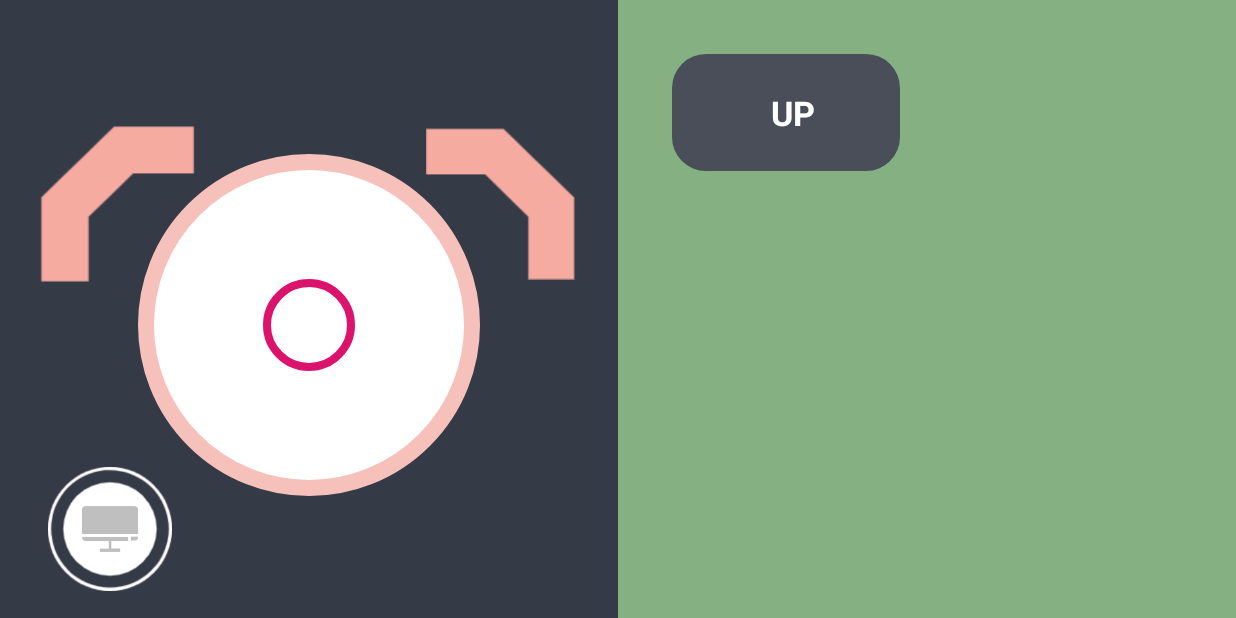
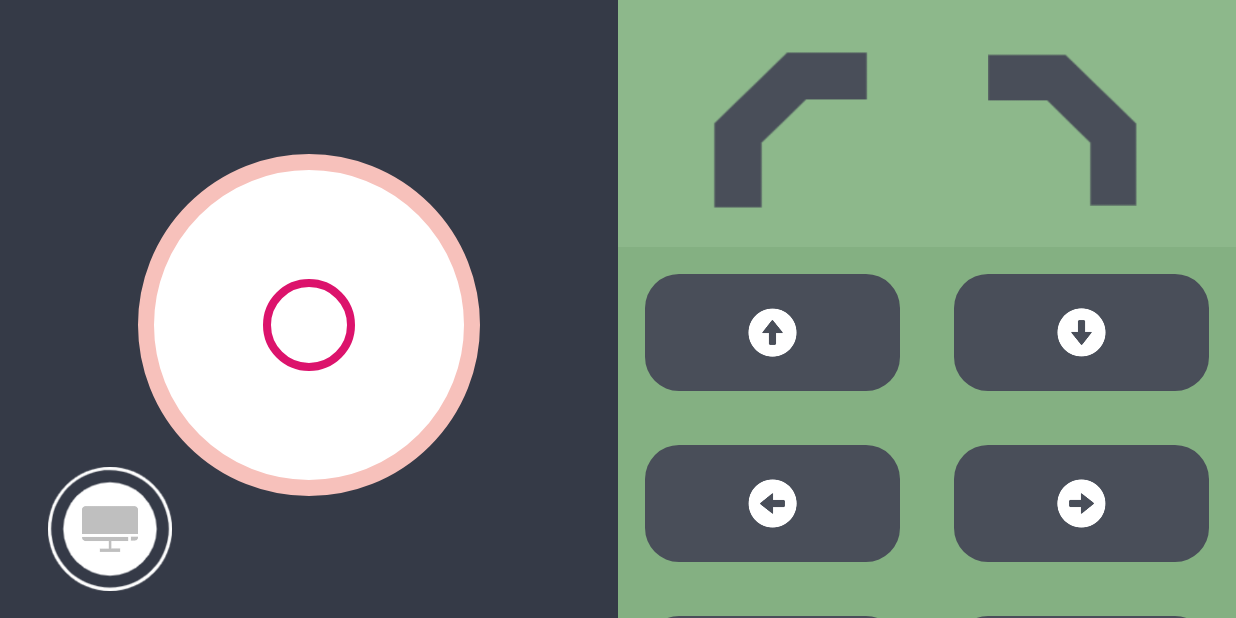
Before and after one commit to 452kinton/PCRemote, an Android app: the screen it shows after launch (MainActivity), on a phone screen of 824 x 412 dp (held sideways). Run offline under Robolectric (Android 15) with nearby library versions, the phone set to English and light mode, and no system bars; our stand-ins replace RxJava.

Commit message:
update MainActivity

```diff
--- a/client/PCRemote/app/src/main/java/com/kinton/pcremote/ButtonAdapater.java
+++ b/client/PCRemote/app/src/main/java/com/kinton/pcremote/ButtonAdapater.java
@@ -4,6 +4,7 @@ import android.content.Context;
 import android.support.annotation.NonNull;
 import android.support.v4.content.ContextCompat;
 import android.support.v7.widget.RecyclerView;
+import android.util.Log;
 import android.view.LayoutInflater;
 import android.view.View;
 import android.view.ViewGroup;
@@ -35,6 +36,7 @@ public class ButtonAdapater extends RecyclerView.Adapter<ButtonAdapater.ButtonHo
         ButtonInfo buttonInfo = buttonInfos.get(i);
         viewHolder.tvContent.setText("");
         viewHolder.ivIcon.setImageBitmap(null);
+        Log.i("type",buttonInfo.getType()+"");
         if(buttonInfo.getType() == ButtonInfo.TYPE_TEXT){
             viewHolder.tvContent.setText(buttonInfo.getContent());
         }else{
--- a/client/PCRemote/app/src/main/java/com/kinton/pcremote/ButtonInfo.java
+++ b/client/PCRemote/app/src/main/java/com/kinton/pcremote/ButtonInfo.java
@@ -28,7 +28,7 @@ public class ButtonInfo {
     private String content;
     private int type;
     private int res_id;
-    public final static int TYPE_IMG = 0;
+    public final static int TYPE_IMG = 1;
     public final static int TYPE_TEXT = 0;
 
 
--- a/client/PCRemote/app/src/main/java/com/kinton/pcremote/MainActivity.java
+++ b/client/PCRemote/app/src/main/java/com/kinton/pcremote/MainActivity.java
@@ -153,11 +153,36 @@ public class MainActivity extends AppCompatActivity implements View.OnTouchListe
     private void iniList() {
         infos = new ArrayList<>();
 
-        ButtonInfo buttonInfo = new ButtonInfo();
-        buttonInfo.setType(ButtonInfo.TYPE_TEXT);
-        buttonInfo.setContent("UP");
+        ButtonInfo buttonInfo1 = new ButtonInfo();
+        buttonInfo1.setType(ButtonInfo.TYPE_IMG);
+        buttonInfo1.setRes_id(R.mipmap.up_white);
 
-        infos.add(buttonInfo);
+        ButtonInfo buttonInfo2 = new ButtonInfo();
+        buttonInfo2.setType(ButtonInfo.TYPE_IMG);
+        buttonInfo2.setRes_id(R.mipmap.down_white);
+
+        ButtonInfo buttonInfo3 = new ButtonInfo();
+        buttonInfo3.setType(ButtonInfo.TYPE_IMG);
+        buttonInfo3.setRes_id(R.mipmap.left_white);
+
+        ButtonInfo buttonInfo4 = new ButtonInfo();
+        buttonInfo4.setType(ButtonInfo.TYPE_IMG);
+        buttonInfo4.setRes_id(R.mipmap.right_white);
+
+        ButtonInfo buttonInfo5 = new ButtonInfo();
+        buttonInfo5.setType(ButtonInfo.TYPE_TEXT);
+
+        buttonInfo5.setContent("ESC");
+        ButtonInfo buttonInfo6 = new ButtonInfo();
+        buttonInfo6.setType(ButtonInfo.TYPE_TEXT);
+        buttonInfo6.setContent("SPACE");
+
+        infos.add(buttonInfo1);
+        infos.add(buttonInfo2);
+        infos.add(buttonInfo3);
+        infos.add(buttonInfo4);
+        infos.add(buttonInfo5);
+        infos.add(buttonInfo6);
 
         adapater = new ButtonAdapater(this, infos, this);
 
@@ -253,8 +278,20 @@ public class MainActivity extends AppCompatActivity implements View.OnTouchListe
                 v.setScaleY(0.8f);
                 if (v.getId() == R.id.iv_left) {
                     ivLeft.setImageResource(R.mipmap.left_corner_press);
+                    if (isConnected) {
+                        NetworkUtils.getInstance().getWebApiService().sendMouseBtnTouchEvent(ClickEvent.left, 1)
+                                .subscribeOn(Schedulers.io())
+                                .observeOn(AndroidSchedulers.mainThread())
+                                .subscribe();
+                    }
                 } else if (v.getId() == R.id.iv_right) {
                     ivRight.setImageResource(R.mipmap.right_corner_press);
+                    if (isConnected) {
+                        NetworkUtils.getInstance().getWebApiService().sendMouseBtnTouchEvent(ClickEvent.RIGHT, 1)
+                                .subscribeOn(Schedulers.io())
+                                .observeOn(AndroidSchedulers.mainThread())
+                                .subscribe();
+                    }
                 }
 
                 break;
@@ -263,16 +300,16 @@ public class MainActivity extends AppCompatActivity implements View.OnTouchListe
                 v.setScaleY(1f);
                 if (v.getId() == R.id.iv_left) {
                     ivLeft.setImageResource(R.mipmap.left_corner);
-                    if(isConnected){
-                        NetworkUtils.getInstance().getWebApiService().sendClickEvent(ClickEvent.left)
+                    if (isConnected) {
+                        NetworkUtils.getInstance().getWebApiService().sendMouseBtnTouchEvent(ClickEvent.left, 0)
                                 .subscribeOn(Schedulers.io())
                                 .observeOn(AndroidSchedulers.mainThread())
                                 .subscribe();
                     }
                 } else if (v.getId() == R.id.iv_right) {
                     ivRight.setImageResource(R.mipmap.right_corner);
-                    if(isConnected){
-                        NetworkUtils.getInstance().getWebApiService().sendClickEvent(ClickEvent.RIGHT)
+                    if (isConnected) {
+                        NetworkUtils.getInstance().getWebApiService().sendMouseBtnTouchEvent(ClickEvent.RIGHT, 0)
                                 .subscribeOn(Schedulers.io())
                                 .observeOn(AndroidSchedulers.mainThread())
                                 .subscribe();
@@ -297,7 +334,12 @@ public class MainActivity extends AppCompatActivity implements View.OnTouchListe
 
     @Override
     public void onItemClick(int position) {
-        Toast.makeText(this, "" + infos.get(position).getContent(), Toast.LENGTH_SHORT).show();
+        if (isConnected) {
+            NetworkUtils.getInstance().getWebApiService().sendKeyClick(position)
+                    .subscribeOn(Schedulers.io())
+                    .observeOn(AndroidSchedulers.mainThread())
+                    .subscribe();
+        }
     }
 
     @Override
@@ -339,11 +381,11 @@ public class MainActivity extends AppCompatActivity implements View.OnTouchListe
     @Override
     public void onUp() {
         isHandle = false;
-        if(isConnected){
-        NetworkUtils.getInstance().getWebApiService().sendUpEvent()
-                .subscribeOn(Schedulers.io())
-                .observeOn(AndroidSchedulers.mainThread())
-                .subscribe();
+        if (isConnected) {
+            NetworkUtils.getInstance().getWebApiService().sendUpEvent()
+                    .subscribeOn(Schedulers.io())
+                    .observeOn(AndroidSchedulers.mainThread())
+                    .subscribe();
         }
     }
 
--- a/client/PCRemote/app/src/main/java/com/kinton/pcremote/WebApiService.java
+++ b/client/PCRemote/app/src/main/java/com/kinton/pcremote/WebApiService.java
@@ -16,8 +16,12 @@ public interface WebApiService {
     Observable<CallBack> sendMoveEvent(@Field("angle")double angle,@Field("radio")double radio);
 
     @FormUrlEncoded
-    @POST("mouse_click")
-    Observable<CallBack> sendClickEvent(@Field("type")int type);
+    @POST("key_click")
+    Observable<CallBack> sendKeyClick(@Field("id")int id);
+
+    @FormUrlEncoded
+    @POST("mouse_btn_touch")
+    Observable<CallBack> sendMouseBtnTouchEvent(@Field("type")int type,@Field("state") int state);
 
     @POST("mouse_down")
     Observable<CallBack> sendDownEvent();
--- a/client/PCRemote/app/src/main/res/layout/content_main.xml
+++ b/client/PCRemote/app/src/main/res/layout/content_main.xml
@@ -14,38 +14,11 @@
         android:layout_width="0dp"
         android:layout_height="match_parent"
         android:background="#353A47"
-        app:layout_constraintEnd_toStartOf="@+id/recyclerView"
+        app:layout_constraintEnd_toStartOf="@+id/constraintLayout2"
         app:layout_constraintHorizontal_bias="0.0"
         app:layout_constraintHorizontal_weight="1"
         app:layout_constraintStart_toStartOf="parent"
         tools:layout_editor_absoluteY="0dp">
-
-
-
-
-        <ImageView
-            android:id="@+id/iv_left"
-            android:layout_width="120dp"
-            android:layout_height="120dp"
-            android:layout_marginEnd="152dp"
-            android:padding="12dp"
-            android:src="@mipmap/left_corner"
-            app:layout_constraintBottom_toBottomOf="@+id/joyStickView"
-            app:layout_constraintEnd_toEndOf="@+id/joyStickView"
-            app:layout_constraintTop_toTopOf="parent"
-            app:layout_constraintVertical_bias="0.348"></ImageView>
-
-        <ImageView
-            android:id="@+id/iv_right"
-            android:layout_width="120dp"
-            android:layout_height="120dp"
-            android:layout_marginStart="152dp"
-            android:padding="16dp"
-            android:src="@mipmap/right_corner"
-            app:layout_constraintBottom_toBottomOf="@+id/iv_left"
-            app:layout_constraintStart_toStartOf="@+id/joyStickView"
-            app:layout_constraintTop_toTopOf="@+id/iv_left"
-            app:layout_constraintVertical_bias="0.0"></ImageView>
 
         <ImageView
             android:id="@+id/iv_screen"
@@ -68,18 +41,79 @@
             app:layout_constraintTop_toTopOf="parent"
             app:layout_constraintVertical_bias="0.559"></com.kinton.pcremote.widget.JoyStickView>
     </android.support.constraint.ConstraintLayout>
-
-    <android.support.v7.widget.RecyclerView
-        android:id="@+id/recyclerView"
+    <android.support.constraint.ConstraintLayout
+        android:id="@+id/constraintLayout2"
+        android:background="#8DB88B"
         android:layout_width="0dp"
-        android:padding="16dp"
-        android:background="#84B082"
         app:layout_constraintHorizontal_weight="1"
         android:layout_height="match_parent"
         android:layout_marginStart="0dp"
         app:layout_constraintBottom_toBottomOf="parent"
         app:layout_constraintEnd_toEndOf="parent"
         app:layout_constraintStart_toEndOf="@+id/constraintLayout"
-        app:layout_constraintTop_toTopOf="parent"></android.support.v7.widget.RecyclerView>
+        app:layout_constraintTop_toTopOf="parent">
+
+        <ImageView
+            android:id="@+id/imageView2"
+            android:layout_width="40dp"
+            android:layout_height="40dp"
+            android:src="@mipmap/up"
+            android:visibility="gone"
+            app:layout_constraintBottom_toTopOf="@+id/imageView3"
+            app:layout_constraintEnd_toStartOf="@+id/iv_right"
+            app:layout_constraintHorizontal_bias="1.0"
+            app:layout_constraintStart_toEndOf="@+id/iv_left"
+            app:layout_constraintTop_toTopOf="@+id/iv_left"></ImageView>
+
+        <ImageView
+            android:id="@+id/imageView3"
+            android:layout_width="40dp"
+            android:layout_height="40dp"
+            android:src="@mipmap/down"
+            android:visibility="gone"
+            app:layout_constraintBottom_toBottomOf="@+id/iv_left"
+            app:layout_constraintEnd_toStartOf="@+id/iv_right"
+            app:layout_constraintStart_toEndOf="@+id/iv_left"
+            app:layout_constraintTop_toBottomOf="@+id/imageView2"></ImageView>
+
+        <ImageView
+            android:id="@+id/iv_left"
+            android:layout_width="120dp"
+            android:layout_height="120dp"
+            android:layout_marginTop="16dp"
+            android:padding="12dp"
+            android:src="@mipmap/left_corner"
+            app:layout_constraintBottom_toTopOf="@+id/recyclerView"
+            app:layout_constraintEnd_toStartOf="@+id/iv_right"
+            app:layout_constraintStart_toStartOf="parent"
+            app:layout_constraintTop_toTopOf="parent"></ImageView>
+
+        <ImageView
+            android:id="@+id/iv_right"
+            android:layout_width="120dp"
+            android:layout_height="120dp"
+            android:padding="16dp"
+            android:src="@mipmap/right_corner"
+            app:layout_constraintBottom_toBottomOf="@+id/iv_left"
+            app:layout_constraintEnd_toEndOf="parent"
+            app:layout_constraintStart_toEndOf="@+id/iv_left"
+            app:layout_constraintTop_toTopOf="@+id/iv_left"></ImageView>
+
+        <android.support.v7.widget.RecyclerView
+            android:id="@+id/recyclerView"
+            android:layout_width="match_parent"
+            android:layout_height="0dp"
+            android:layout_marginTop="8dp"
+            android:background="#84B082"
+            android:paddingTop="0dp"
+            android:paddingBottom="0dp"
+            app:layout_constraintBottom_toBottomOf="parent"
+            app:layout_constraintEnd_toEndOf="parent"
+            app:layout_constraintStart_toStartOf="parent"
+            app:layout_constraintTop_toBottomOf="@+id/iv_left"
+            app:layout_constraintVertical_weight="1"></android.support.v7.widget.RecyclerView>
+
+    </android.support.constraint.ConstraintLayout>
+
 
 </android.support.constraint.ConstraintLayout>
--- a/client/PCRemote/app/src/main/res/layout/layout_button_item.xml
+++ b/client/PCRemote/app/src/main/res/layout/layout_button_item.xml
@@ -13,6 +13,7 @@
         android:id="@+id/imageView"
         android:layout_width="60dp"
         android:layout_height="60dp"
+        android:padding="16dp"
         app:layout_constraintBottom_toBottomOf="parent"
         app:layout_constraintEnd_toEndOf="parent"
         app:layout_constraintStart_toStartOf="parent"
```
Also changed, not shown: client/PCRemote/app/src/main/res/mipmap/left_corner.png, client/PCRemote/app/src/main/res/mipmap/left_corner_press.png, client/PCRemote/app/src/main/res/mipmap/right_corner.png, client/PCRemote/app/src/main/res/mipmap/right_corner_press.png, 4 other files.
